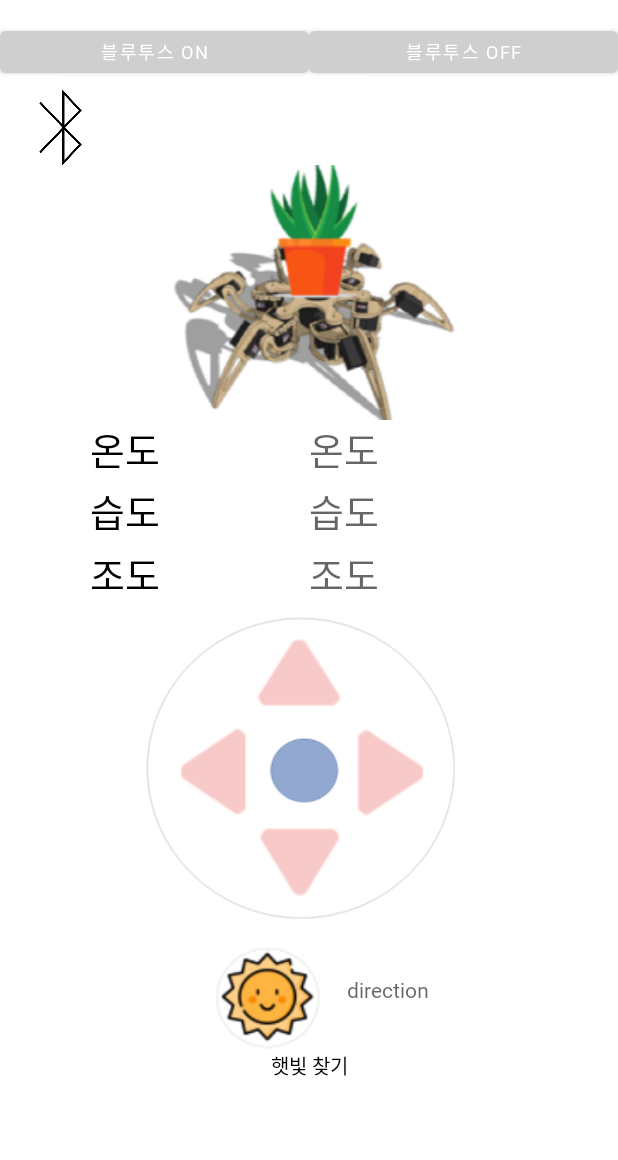
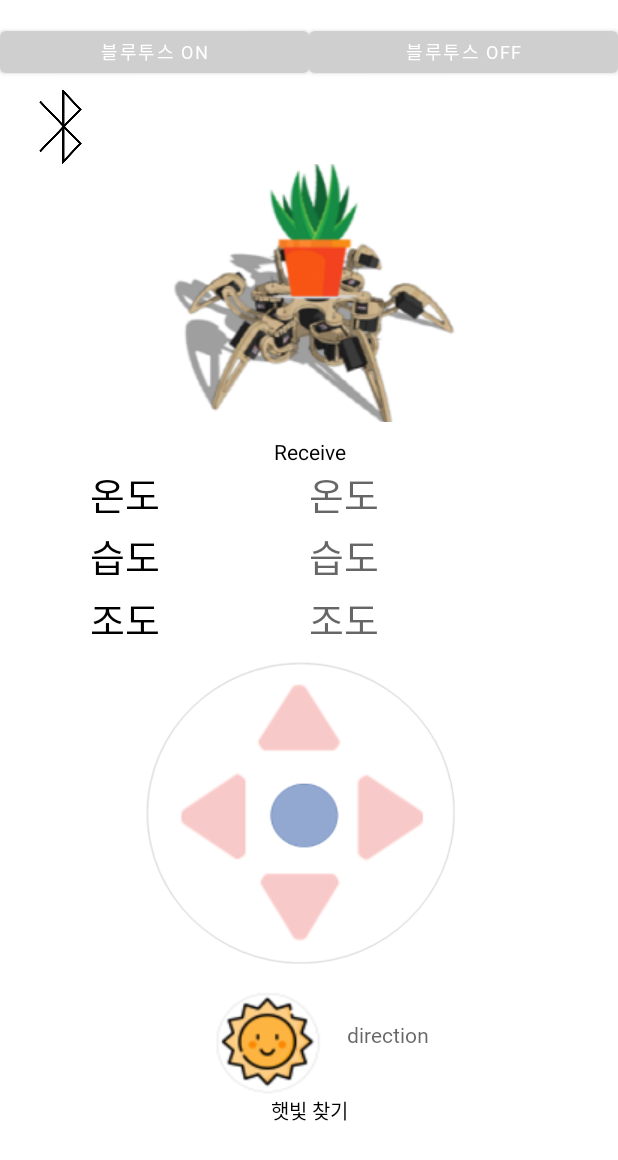
Before and after one commit to icarusicarus/plant-robot, an Android app: the screen it shows after launch (MainActivity), on a phone screen of 412 x 824 dp. Shown: the top 1160 px of the screen. Run offline under Robolectric (Android 15) with nearby library versions, the phone set to English and light mode, and no system bars.

Commit message:
plant robot

```diff
--- a/app/src/main/res/layout/activity_main.xml
+++ b/app/src/main/res/layout/activity_main.xml
@@ -43,17 +43,17 @@
 
     <LinearLayout
         android:layout_width="match_parent"
-        android:layout_height="220dp"
+        android:layout_height="250dp"
         android:gravity="center"
         android:orientation="vertical">
 
-        <TextView
-            android:id="@+id/tvBluetoothStatus"
-            android:layout_width="match_parent"
-            android:layout_height="20dp"
-            android:layout_marginTop="10dp"
-            android:text="status"
-            android:textColor="@color/black" />
+<!--        <TextView-->
+<!--            android:id="@+id/tvBluetoothStatus"-->
+<!--            android:layout_width="match_parent"-->
+<!--            android:layout_height="20dp"-->
+<!--            android:layout_marginTop="10dp"-->
+<!--            android:text="status"-->
+<!--            android:textColor="@color/black" />-->
 
         <ImageView
             android:id="@+id/bluetoothstatus"
@@ -67,7 +67,7 @@
         <ImageButton
             android:id="@+id/btnConnect"
             android:layout_width="300dp"
-            android:layout_height="170dp"
+            android:layout_height="172dp"
             android:adjustViewBounds="true"
             android:backgroundTint="#0000"
             android:gravity="center"
```
Also changed, not shown: app/src/main/java/com/example/myapplication_3/MainActivity.java (+5 -10 lines).
